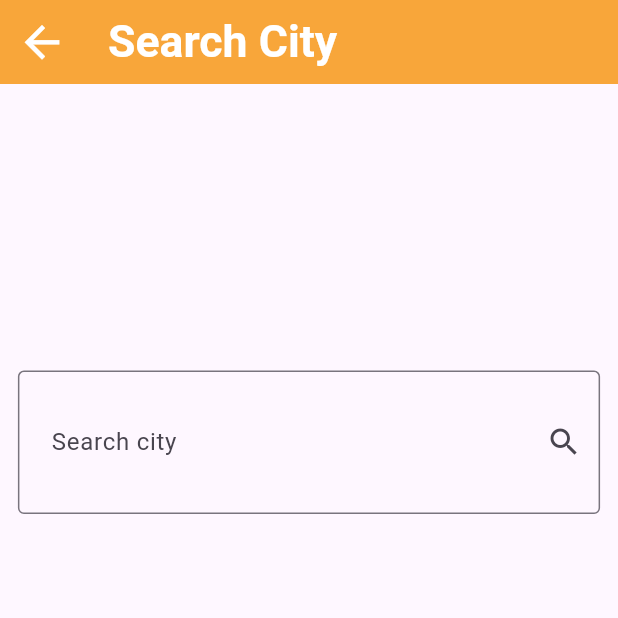
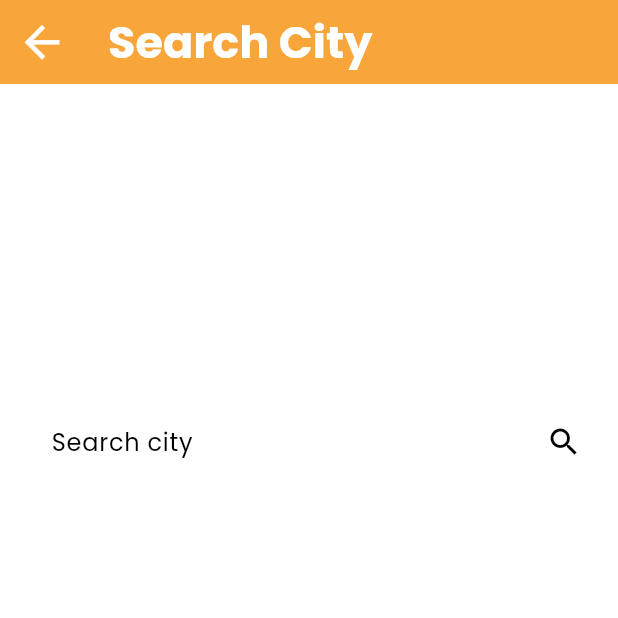
Before and after one commit to OmarGamalDev/weather, a Flutter app: the screen it shows after launch, after a tap on the "search" icon, on a phone screen of 412 x 824 dp, the top half of it. Run offline on Flutter 3.47's test engine with Material 3 defaults, Android fonts, the phone set to English and light mode, and no system bars; our stand-ins replace dio, flutter_bloc, flutter_screenutil, google_fonts, top_snackbar_flutter.

Commit message:
Add configuration files and custom error widget - Created `devtools_options.yaml` to store settings for Dart & Flutter DevTools. - Added `flutter_launcher_icons.yaml` for launcher icon configuration with specified image path. - Implemented `CustomErrorText` widget in `custom_error_text.dart` to display error messages with a gradient background and animated error icon.

```diff
--- /dev/null
+++ b/devtools_options.yaml
@@ -0,0 +1,3 @@
+description: This file stores settings for Dart & Flutter DevTools.
+documentation: https://docs.flutter.dev/tools/devtools/extensions#configure-extension-enablement-states
+extensions:
--- /dev/null
+++ b/flutter_launcher_icons.yaml
@@ -0,0 +1,5 @@
+flutter_launcher_icons:
+  android: "launcher_icon"
+  ios: false
+  image_path: "assets/images/weather_logo.png"
+  min_sdk_android: 21
--- a/lib/cubit/weather_cubit.dart
+++ b/lib/cubit/weather_cubit.dart
@@ -5,21 +5,18 @@ import 'package:weather/services/weather_service.dart';
 part 'weather_state.dart';
 
 class WeatherCubit extends Cubit<WeatherState> {
-  WeatherCubit() : super(WeatherInitial());
+  WeatherCubit() : super(WeatherInitialState());
+   WeatherModel? weatherModel;
   final TextEditingController controller = TextEditingController();
   getCurrentWeather({required String cityName}) async {
     emit(WeatherLoadingState());
     try {
-      WeatherModel weatherModel = await WeatherService().getWeather(
+       weatherModel = await WeatherService().getWeather(
         cityName: cityName,
       );
-      emit(WeatherSuccessState(weatherModel: weatherModel));
+      emit(WeatherSuccessState(weatherModel: weatherModel!));
     } catch (e) {
-      emit(WeatherFailureState());
+      emit(WeatherFailureState(errorMessage: e.toString()));
     }
   }
-void clear() {
-    controller.clear();
-    emit(WeatherInitial());
-  }
 }
--- a/lib/cubit/weather_state.dart
+++ b/lib/cubit/weather_state.dart
@@ -1,13 +1,15 @@
 part of 'weather_cubit.dart';
 abstract class WeatherState {
   const WeatherState();
-  @override
   List<Object> get props => [];
 }
-class WeatherInitial extends WeatherState {}
+class WeatherInitialState extends WeatherState {}
 class WeatherLoadingState extends WeatherState {}
 class WeatherSuccessState extends WeatherState {
   final WeatherModel weatherModel;
   const WeatherSuccessState({required this.weatherModel});
 }
-class WeatherFailureState extends WeatherState {}
+class WeatherFailureState extends WeatherState {
+  final String? errorMessage;
+  const WeatherFailureState({this.errorMessage});
+}
--- a/lib/main.dart
+++ b/lib/main.dart
@@ -1,11 +1,17 @@
 import 'package:flutter/material.dart';
+import 'package:flutter/services.dart';
 import 'package:flutter_bloc/flutter_bloc.dart';
 import 'package:flutter_screenutil/flutter_screenutil.dart';
+import 'package:google_fonts/google_fonts.dart';
 import 'package:weather/cubit/weather_cubit.dart';
 import 'package:weather/views/home_view.dart';
 
 void main() {
   runApp(const WeatherApp());
+  SystemChrome.setPreferredOrientations([
+    DeviceOrientation.portraitUp,
+    DeviceOrientation.portraitDown,
+  ]);
 }
 
 class WeatherApp extends StatelessWidget {
@@ -17,15 +23,68 @@ class WeatherApp extends StatelessWidget {
       designSize: const Size(360, 690),
       minTextAdapt: true,
       splitScreenMode: true,
-      builder: (_, context) {
+      builder: (_, __) {
         return BlocProvider(
-          create: (context) => WeatherCubit(),
-          child: MaterialApp(
-            debugShowCheckedModeBanner: true,
-            home: HomeScreen(),
+          create: (_) => WeatherCubit(),
+          child: BlocBuilder<WeatherCubit, WeatherState>(
+            builder: (context, state) {
+              final weatherModel = BlocProvider.of<WeatherCubit>(
+                context,
+              ).weatherModel;
+              final color = getThemeColor(weatherModel?.weatherCondation);
+
+              return MaterialApp(
+                debugShowCheckedModeBanner: false,
+                home: const HomeScreen(),
+                theme: ThemeData(
+                  colorScheme: ColorScheme.fromSwatch(primarySwatch: color),
+                  appBarTheme: AppBarTheme(
+                    backgroundColor: color.shade500,
+                    foregroundColor: Colors.white,
+                    titleTextStyle: GoogleFonts.poppins(
+                      fontSize: 22,
+                      fontWeight: FontWeight.bold,
+                      color: Colors.white,
+                    ),
+                  ),
+                  textTheme: GoogleFonts.poppinsTextTheme(),
+                ),
+              );
+            },
           ),
         );
       },
     );
   }
 }
+
+MaterialColor getThemeColor(String? weatherState) {
+  if (weatherState == null) return Colors.blue;
+
+  switch (weatherState) {
+    case 'Patchy rain nearby':
+      return Colors.teal;
+    case 'Sunny':
+      return Colors.orange;
+    case 'Clear':
+      return Colors.yellow;
+    case 'Clouds':
+      return Colors.blueGrey;
+    case 'Rain':
+      return Colors.blue;
+    case 'Drizzle':
+    case 'Mist':
+      return Colors.indigo;
+    case 'Thunderstorm':
+      return Colors.deepPurple;
+    case 'Snow':
+    case 'Hail':
+      return Colors.lightBlue;
+    case 'Extreme':
+      return Colors.red;
+    case 'Additional':
+      return Colors.purple;
+    default:
+      return Colors.blue;
+  }
+}
--- a/lib/models/weather_model.dart
+++ b/lib/models/weather_model.dart
@@ -1,6 +1,6 @@
 class WeatherModel {
   final String cityName;
-  final String time;
+  final DateTime time;
   final String image;
   final double temp;
   final double maxTemp;
@@ -20,12 +20,13 @@ class WeatherModel {
   factory WeatherModel.fromJson(json) {
     return WeatherModel(
       cityName: json["location"]["name"],
-      time: json['current']['last_updated'],
+      time: DateTime.parse(json['current']['last_updated']),
       image: json['forecast']['forecastday'][0]['day']['condition']['icon'],
       temp: json['forecast']['forecastday'][0]['day']['avgtemp_c'],
       maxTemp: json['forecast']['forecastday'][0]['day']['maxtemp_c'],
       minTemp: json['forecast']['forecastday'][0]['day']['mintemp_c'],
-      weatherCondation: json['forecast']['forecastday'][0]['day']['condition']['text'],
+      weatherCondation:
+          json['forecast']['forecastday'][0]['day']['condition']['text'],
     );
   }
 }
--- a/lib/views/home_view.dart
+++ b/lib/views/home_view.dart
@@ -3,8 +3,8 @@ import 'package:flutter_bloc/flutter_bloc.dart';
 import 'package:flutter_screenutil/flutter_screenutil.dart';
 import 'package:weather/cubit/weather_cubit.dart';
 import 'package:weather/views/search_view.dart';
+import 'package:weather/widgets/custom_error_text.dart';
 import 'package:weather/widgets/no_weather_body.dart';
-import 'package:weather/widgets/search_view_body.dart';
 import 'package:weather/widgets/weather_info_body.dart';
 
 class HomeScreen extends StatelessWidget {
@@ -14,7 +14,6 @@ class HomeScreen extends StatelessWidget {
   Widget build(BuildContext context) {
     return Scaffold(
       appBar: AppBar(
-        backgroundColor: Color(0xff2297f4),
         title: Text(
           "Weather",
           style: TextStyle(
@@ -41,13 +40,16 @@ class HomeScreen extends StatelessWidget {
       ),
       body: BlocBuilder<WeatherCubit, WeatherState>(
         builder: (context, state) {
-          if (state is WeatherLoadingState) {
+          if (state is WeatherInitialState) {
+            return NoWeatherBody();
+          } else if (state is WeatherLoadingState) {
             return Center(child: CircularProgressIndicator());
           } else if (state is WeatherSuccessState) {
-            return WeatherInfoBody(weatherModel: state.weatherModel);
-          } else {
-            return NoWeatherBody();
+            return WeatherInfoBody();
+          } else if (state is WeatherFailureState) {
+            return CustomErrorText(errorMessage: state.errorMessage);
           }
+          return SizedBox.shrink();
         },
       ),
     );
--- a/pubspec.yaml
+++ b/pubspec.yaml
@@ -15,6 +15,8 @@ dependencies:
   top_snackbar_flutter: ^3.3.0
   flutter_screenutil: ^5.9.3
   flutter_bloc: ^9.1.1
+  google_fonts: ^6.3.1
+  flutter_launcher_icons: ^0.14.4
 
 dev_dependencies:
   flutter_test:
```
Also changed, not shown: lib/widgets/custom_error_text.dart (added, +61 -0 lines), lib/widgets/search_view_body.dart (+8 -11 lines), lib/widgets/weather_info_body.dart (+28 -9 lines), assets/images/clear.png (deleted), assets/images/cloudy.png (deleted), assets/images/rainy.png (deleted), assets/images/snow.png (deleted), assets/images/thunderstorm.png (deleted), assets/images/weather_logo.png (added), pubspec.lock, 7 other files.
